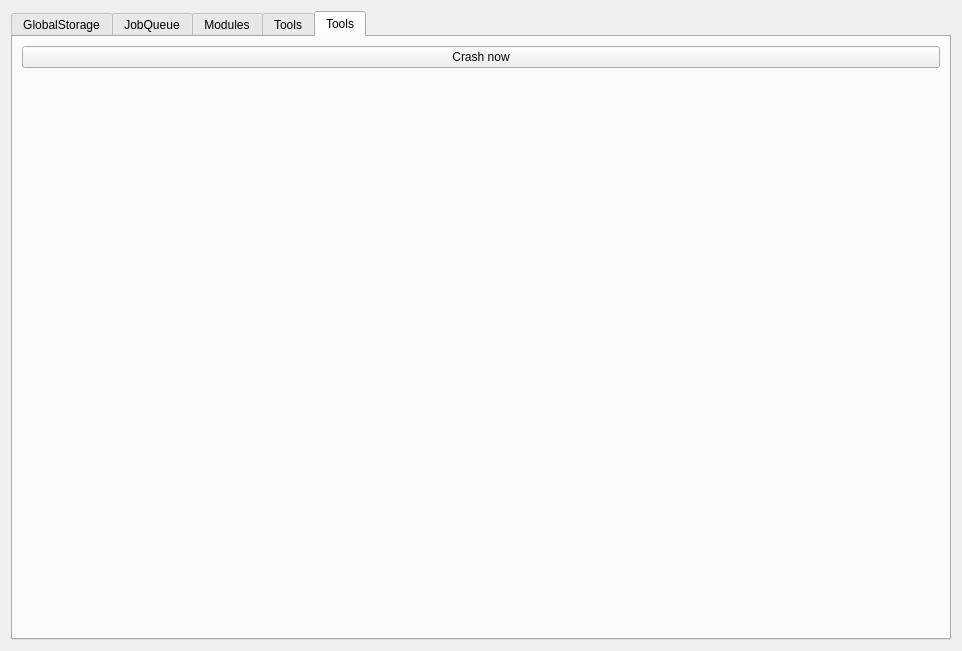
Before: the Qt Designer form src/libcalamaresui/utils/DebugWindow.ui in calamares/calamares, drawn with Qt 5.
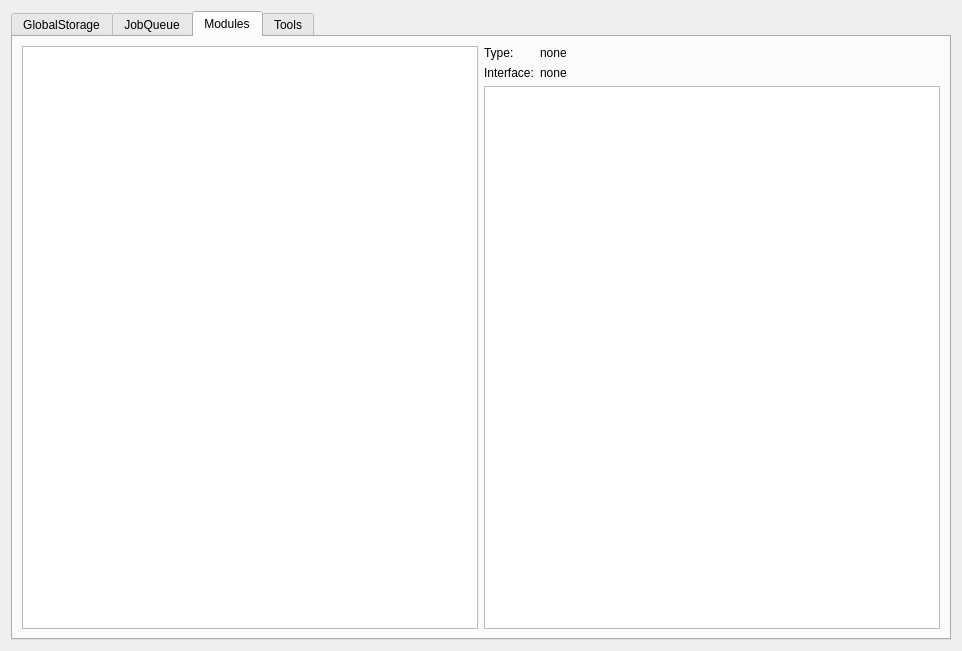
After: the same form once the commit is applied. The open tabs and pages were chosen to show the change.

Commit message: [kcrash] Remove duplicate 'Tools' tab

```diff
--- a/src/libcalamaresui/utils/DebugWindow.ui
+++ b/src/libcalamaresui/utils/DebugWindow.ui
@@ -115,33 +115,6 @@
        </item>
       </layout>
      </widget>
-     <widget class="QWidget" name="toolsTab">
-      <attribute name="title">
-       <string>Tools</string>
-      </attribute>
-      <layout class="QVBoxLayout" name="verticalLayout_4">
-       <item>
-        <widget class="QPushButton" name="crashButton">
-         <property name="text">
-          <string notr="true">Crash now</string>
-         </property>
-        </widget>
-       </item>
-       <item>
-        <spacer name="verticalSpacer">
-         <property name="orientation">
-          <enum>Qt::Vertical</enum>
-         </property>
-         <property name="sizeHint" stdset="0">
-          <size>
-           <width>20</width>
-           <height>40</height>
-          </size>
-         </property>
-        </spacer>
-       </item>
-      </layout>
-     </widget>
     </widget>
    </item>
   </layout>
```
